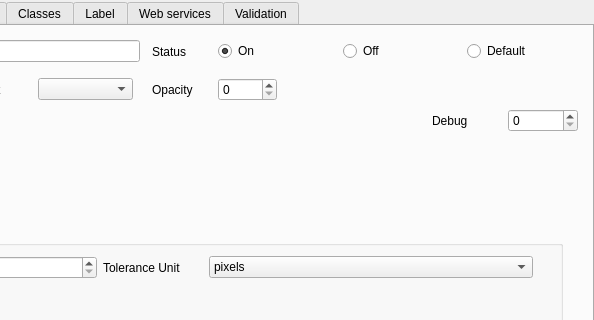
QMapfileEditor/QMapfileEditor, file layersettingsvector.ui: the form before one commit; both pictures show x 260 to 854 and y 0 to 320 of the 854 by 565 pixel window.
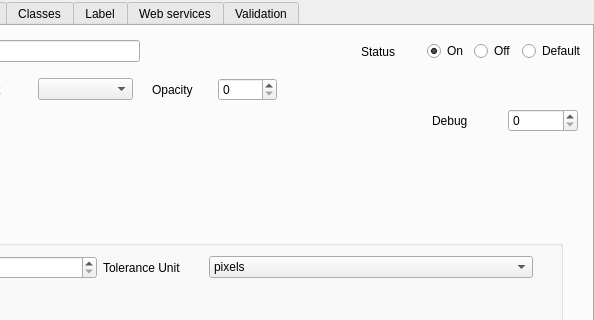
The form after the commit. Icons and pictures are not drawn.

Commit message: layer settings UI - some cosmetic changes

```diff
--- a/layersettingsvector.ui
+++ b/layersettingsvector.ui
@@ -164,6 +164,19 @@
      </rect>
     </property>
     <layout class="QHBoxLayout" name="horizontalLayout_4">
+     <item>
+      <spacer name="horizontalSpacer_5">
+       <property name="orientation">
+        <enum>Qt::Horizontal</enum>
+       </property>
+       <property name="sizeHint" stdset="0">
+        <size>
+         <width>40</width>
+         <height>20</height>
+        </size>
+       </property>
+      </spacer>
+     </item>
      <item>
       <widget class="QLabel" name="mf_status_label">
        <property name="minimumSize">
```
The commit also changes 1 other file.
